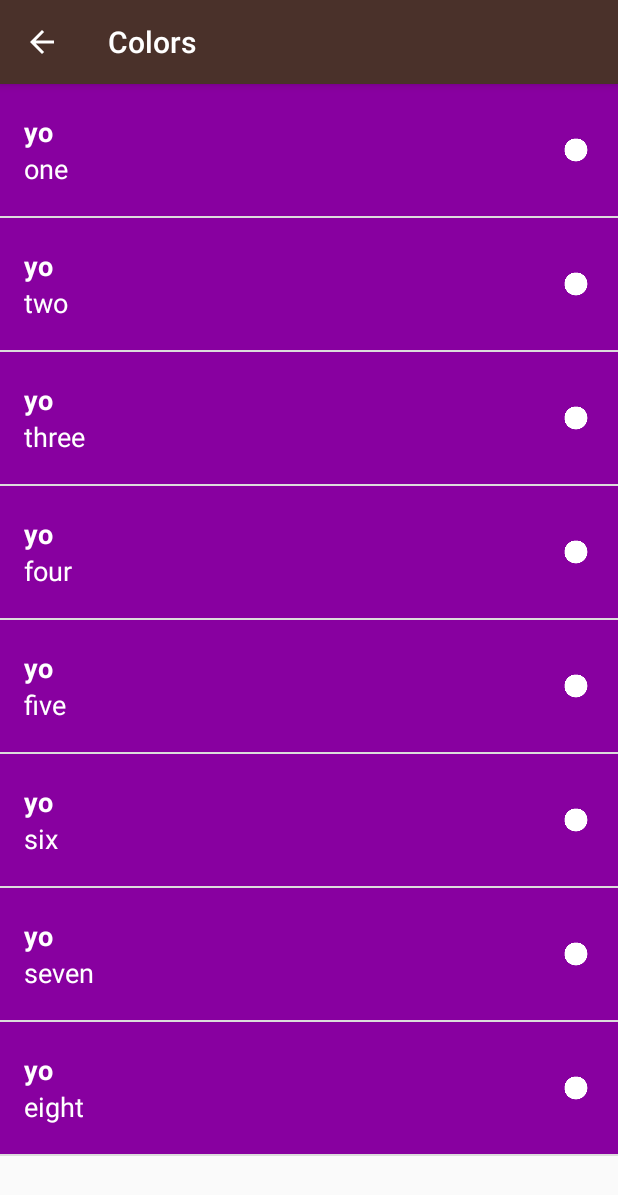
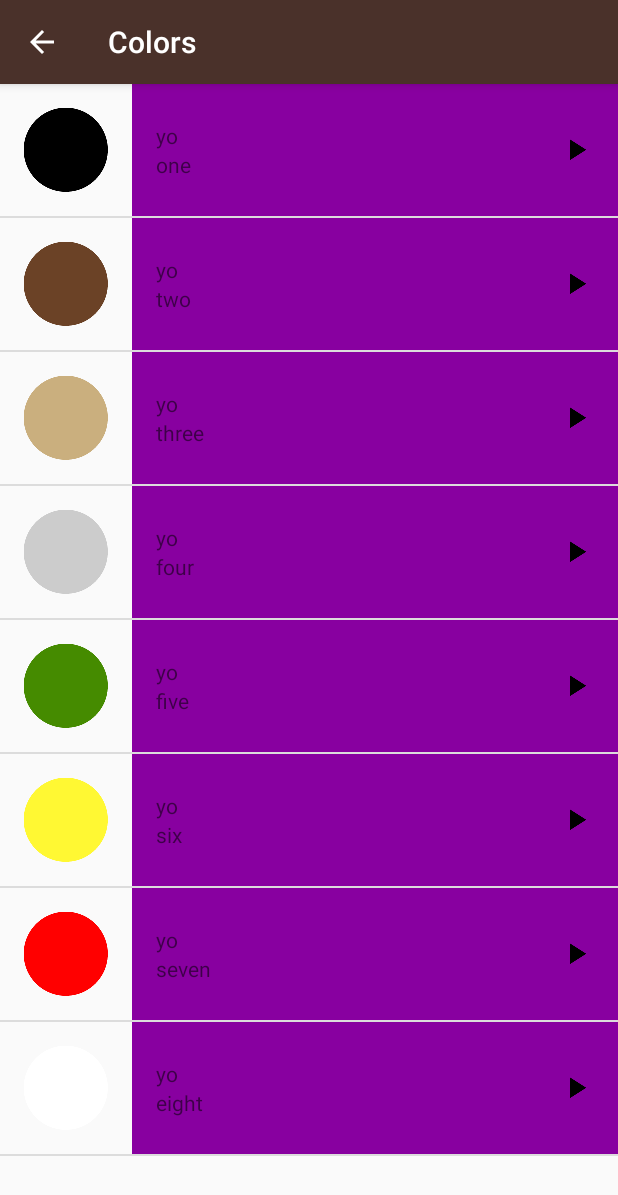
Before and after one commit to TomSnus/SwedishLanguageGuide, an Android app: the ColorsActivity screen opened directly, with no data from a screen before it, on a phone screen of 412 x 824 dp. Shown: the top 1195 px of the screen. Run offline under Robolectric (Android 15) with nearby library versions, the phone set to English and light mode, and no system bars.

```diff
--- a/app/src/main/res/layout/list_item.xml
+++ b/app/src/main/res/layout/list_item.xml
@@ -2,54 +2,50 @@
 <RelativeLayout xmlns:android="http://schemas.android.com/apk/res/android"
     xmlns:tools="http://schemas.android.com/tools"
     android:layout_width="match_parent"
-    android:layout_height="@dimen/list_item_height"
-    android:background="@color/tan_background"
-    android:minHeight="@dimen/list_item_height"
+    android:layout_height="match_parent"
     android:orientation="horizontal">
 
     <ImageView
         android:id="@+id/image"
-        android:layout_width="@dimen/list_item_height"
-        android:layout_height="@dimen/list_item_height" />
+        android:layout_width="88dp"
+        android:layout_height="88dp"
+        tools:src="@mipmap/ic_launcher" />
 
-    <LinearLayout
+    <RelativeLayout
         android:id="@+id/text_container"
         android:layout_width="match_parent"
-        android:layout_height="match_parent"
-        android:layout_alignParentBottom="true"
-        android:layout_alignParentRight="true"
-        android:layout_alignParentTop="true"
+        android:layout_height="88dp"
+        android:layout_toRightOf="@+id/image"
+        android:background="@color/category_colors"
         android:orientation="vertical"
         android:paddingLeft="16dp">
 
         <TextView
             android:id="@+id/miwok_text_view"
+
             android:layout_width="match_parent"
-            android:layout_height="0dp"
-            android:layout_weight="1"
+            android:layout_height="44dp"
+            android:layout_alignParentLeft="true"
             android:gravity="bottom"
-            android:textAppearance="?android:textAppearanceMedium"
-            android:textColor="@android:color/white"
-            android:textStyle="bold"
             tools:text="lutti" />
 
         <TextView
             android:id="@+id/default_text_view"
+
             android:layout_width="match_parent"
-            android:layout_height="0dp"
-            android:layout_weight="1"
+            android:layout_height="44dp"
+            android:layout_alignParentLeft="true"
+            android:layout_below="@id/miwok_text_view"
             android:gravity="top"
-            android:textAppearance="?android:textAppearanceMedium"
-            android:textColor="@android:color/white"
             tools:text="one" />
-    </LinearLayout>
 
-    <ImageView
+        <ImageView
+            android:layout_width="24dp"
+            android:layout_height="24dp"
+            android:layout_alignParentRight="true"
+            android:layout_centerVertical="true"
+            android:layout_marginRight="16dp"
+            android:src="@drawable/ic_play_arrow_black_24dp" />
+    </RelativeLayout>
 
-        android:layout_width="24dp"
-        android:layout_height="24dp"
-        android:layout_alignParentRight="true"
-        android:layout_centerVertical="true"
-        android:layout_marginRight="16dp"
-        android:src="@drawable/color_white" />
 </RelativeLayout>
```
